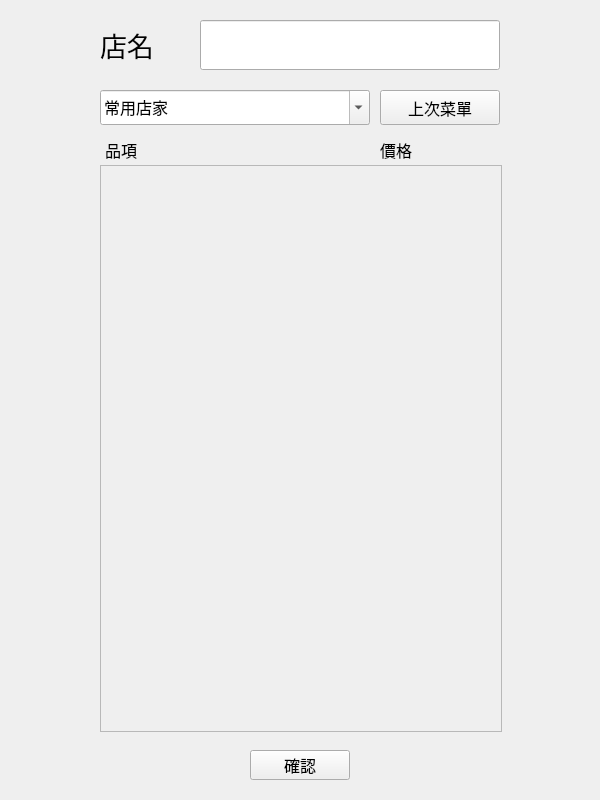
Before: the Qt Designer form AccountSystem/ui/setPage.ui in bryannnnn-h/account_system, drawn with Qt 5.
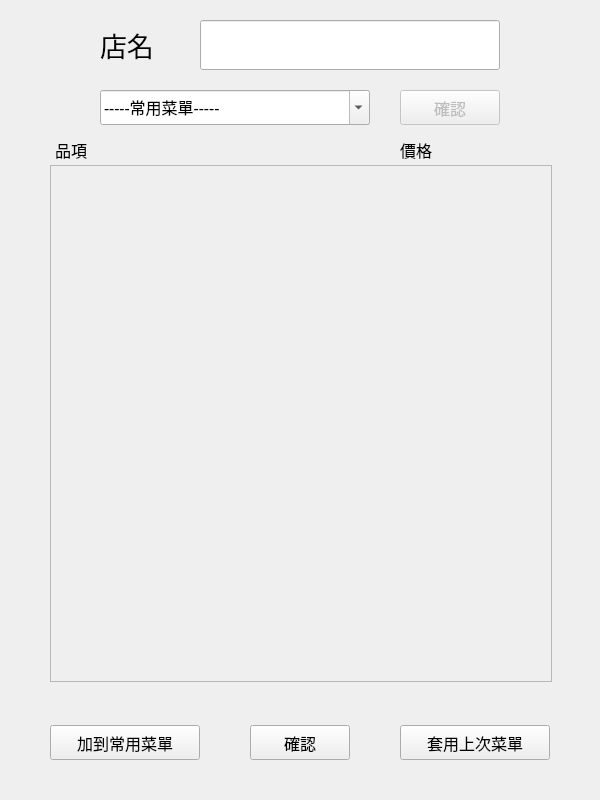
After: the same form once the commit is applied.

The edit to the form file:
```diff
--- a/AccountSystem/ui/setPage.ui
+++ b/AccountSystem/ui/setPage.ui
@@ -2,6 +2,9 @@
 <ui version="4.0">
  <class>setPage</class>
  <widget class="QWidget" name="setPage">
+  <property name="enabled">
+   <bool>true</bool>
+  </property>
   <property name="geometry">
    <rect>
     <x>0</x>
@@ -51,10 +54,10 @@
   <widget class="QScrollArea" name="option_input_area">
    <property name="geometry">
     <rect>
-     <x>100</x>
+     <x>50</x>
      <y>165</y>
-     <width>402</width>
-     <height>567</height>
+     <width>502</width>
+     <height>517</height>
     </rect>
    </property>
    <property name="widgetResizable">
@@ -65,8 +68,8 @@
      <rect>
       <x>0</x>
       <y>0</y>
-      <width>400</width>
-      <height>565</height>
+      <width>500</width>
+      <height>515</height>
      </rect>
     </property>
     <layout class="QVBoxLayout" name="verticalLayout_2">
@@ -112,9 +115,9 @@
    <property name="geometry">
     <rect>
      <x>250</x>
-     <y>750</y>
+     <y>725</y>
      <width>100</width>
-     <height>30</height>
+     <height>35</height>
     </rect>
    </property>
    <property name="font">
@@ -130,9 +133,9 @@
   <widget class="QWidget" name="scroll_navigater" native="true">
    <property name="geometry">
     <rect>
-     <x>100</x>
+     <x>50</x>
      <y>135</y>
-     <width>400</width>
+     <width>500</width>
      <height>30</height>
     </rect>
    </property>
@@ -186,7 +189,67 @@
     </item>
    </layout>
   </widget>
-  <widget class="QFontComboBox" name="favoStore_comboBox">
+  <widget class="QPushButton" name="prevMenu_pushButton">
+   <property name="geometry">
+    <rect>
+     <x>400</x>
+     <y>725</y>
+     <width>150</width>
+     <height>35</height>
+    </rect>
+   </property>
+   <property name="font">
+    <font>
+     <family>微軟正黑體</family>
+     <pointsize>12</pointsize>
+    </font>
+   </property>
+   <property name="text">
+    <string>套用上次菜單</string>
+   </property>
+  </widget>
+  <widget class="QPushButton" name="fav_confirm_Button">
+   <property name="enabled">
+    <bool>false</bool>
+   </property>
+   <property name="geometry">
+    <rect>
+     <x>400</x>
+     <y>90</y>
+     <width>100</width>
+     <height>35</height>
+    </rect>
+   </property>
+   <property name="font">
+    <font>
+     <family>微軟正黑體</family>
+     <pointsize>12</pointsize>
+    </font>
+   </property>
+   <property name="text">
+    <string>確認</string>
+   </property>
+  </widget>
+  <widget class="QPushButton" name="add_fav_PushButton">
+   <property name="geometry">
+    <rect>
+     <x>50</x>
+     <y>725</y>
+     <width>150</width>
+     <height>35</height>
+    </rect>
+   </property>
+   <property name="font">
+    <font>
+     <family>微軟正黑體</family>
+     <pointsize>12</pointsize>
+    </font>
+   </property>
+   <property name="text">
+    <string>加到常用菜單</string>
+   </property>
+  </widget>
+  <widget class="QComboBox" name="favoStore_comboBox">
    <property name="geometry">
     <rect>
      <x>100</x>
@@ -201,27 +264,11 @@
      <pointsize>12</pointsize>
     </font>
    </property>
+   <property name="editable">
+    <bool>true</bool>
+   </property>
    <property name="currentText">
-    <string>常用店家</string>
-   </property>
-  </widget>
-  <widget class="QPushButton" name="pushButton">
-   <property name="geometry">
-    <rect>
-     <x>380</x>
-     <y>90</y>
-     <width>120</width>
-     <height>35</height>
-    </rect>
-   </property>
-   <property name="font">
-    <font>
-     <family>微軟正黑體</family>
-     <pointsize>12</pointsize>
-    </font>
-   </property>
-   <property name="text">
-    <string>上次菜單</string>
+    <string>-----常用菜單-----</string>
    </property>
   </widget>
  </widget>
```
